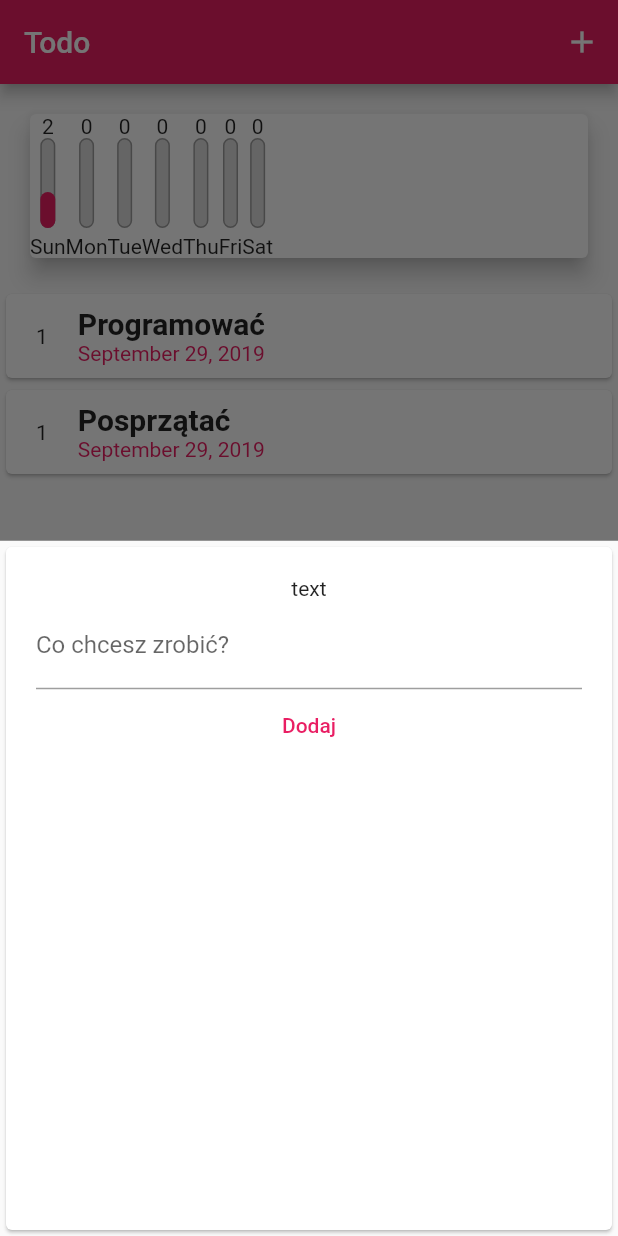
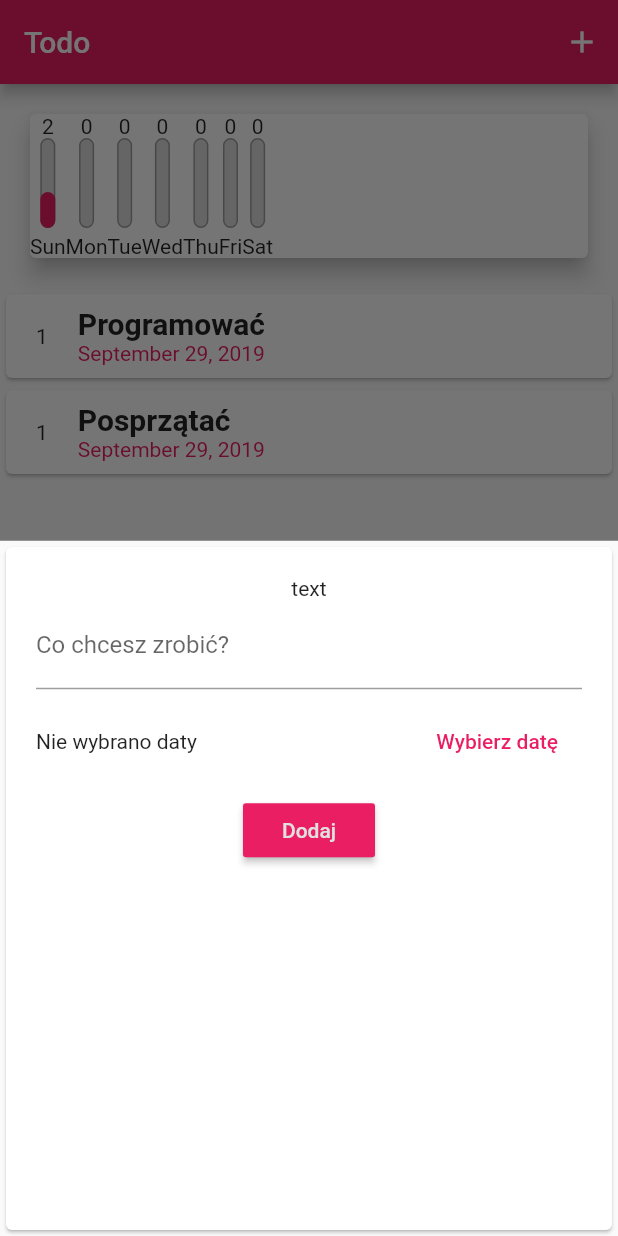
Before and after one commit to SchmidtDawid/todo, a Flutter app: the screen it shows after launch, after a tap on the "add" icon, on a phone screen of 412 x 824 dp. Run offline on Flutter 3.47's test engine with Material 2 defaults, Android fonts, the phone set to English and light mode, and no system bars.

```diff
--- a/lib/widgets/create_new_todo.dart
+++ b/lib/widgets/create_new_todo.dart
@@ -1,4 +1,5 @@
 import 'package:flutter/material.dart';
+import 'package:intl/intl.dart';
 
 class CreateNewTodo extends StatefulWidget {
   final Function addFunction;
@@ -11,16 +12,31 @@ class CreateNewTodo extends StatefulWidget {
 
 class _CreateNewTodoState extends State<CreateNewTodo> {
   final titleController = TextEditingController();
+  DateTime _selectedDate;
 
-  void addTodo() {
+  void _addTodo() {
     final enteredTitle = titleController.text;
 
-    if(enteredTitle.isEmpty){
+    if (enteredTitle.isEmpty) {
       return;
     }
 
     widget.addFunction(titleController.text, 1);
     Navigator.of(context).pop();
+  }
+
+  void _presentDatePicker() {
+    showDatePicker(
+            context: context,
+            initialDate: DateTime.now(),
+            lastDate: DateTime.now().subtract(Duration(days: -1000)),
+            firstDate: DateTime(1970))
+        .then((date) {
+          if(date == null){return;}
+          setState(() {
+            _selectedDate = date;
+          });
+        });
   }
 
   @override
@@ -35,14 +51,26 @@ class _CreateNewTodoState extends State<CreateNewTodo> {
               controller: titleController,
               autocorrect: true,
               decoration: InputDecoration(labelText: 'Co chcesz zrobić?'),
-              onSubmitted: (_) => addTodo(),
+              onSubmitted: (_) => _addTodo(),
             ),
-            FlatButton(
-              child: Text(
-                "Dodaj",
-                style: TextStyle(color: Colors.pink),
+            Container(
+              height: 70,
+              child: Row(
+                children: <Widget>[
+                  Expanded(child: Text( _selectedDate == null ? 'Nie wybrano daty' :  DateFormat.MMMMEEEEd().format(_selectedDate))),
+                  FlatButton(
+                    child: Text('Wybierz datę'),
+                    textColor: Theme.of(context).primaryColor,
+                    onPressed: _presentDatePicker,
+                  )
+                ],
               ),
-              onPressed: addTodo,
+            ),
+            RaisedButton(
+              child: Text("Dodaj"),
+              color: Theme.of(context).primaryColor,
+              textColor: Theme.of(context).buttonColor,
+              onPressed: _addTodo,
             )
           ],
         ),
```
